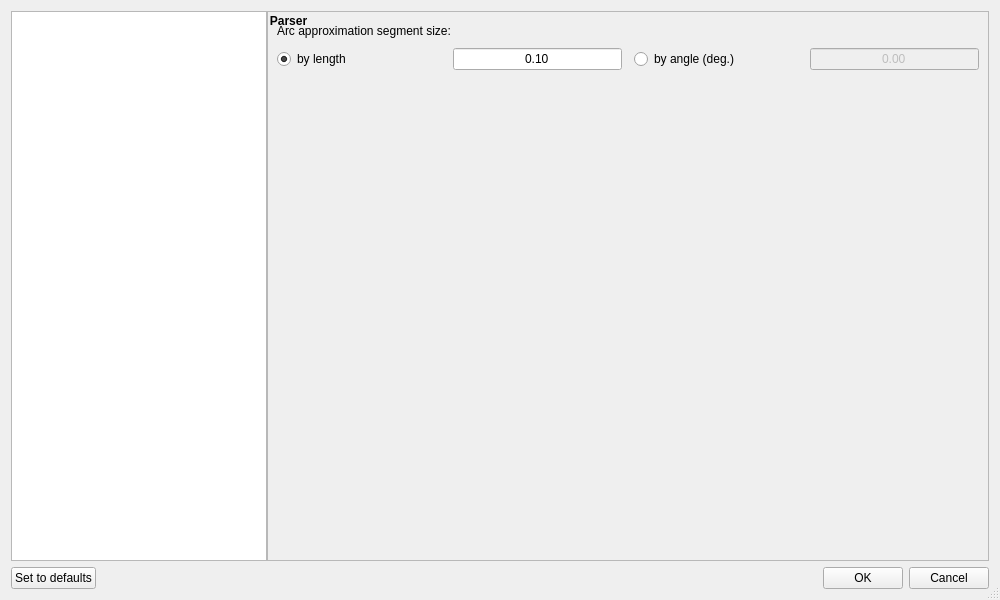
Old version of the form src/candle/frmsettings.ui in the repository Denvi/Candle.
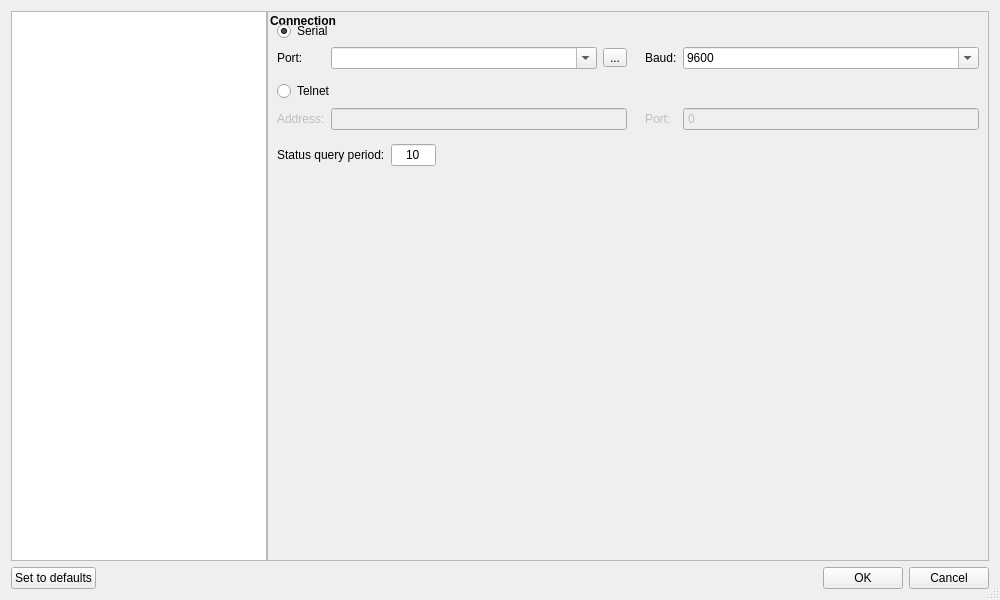
New version of the form. The open tabs and pages were chosen to show the change. Icons and pictures are not drawn. Custom widgets are drawn as their Qt base class.

Patch:
```diff
--- a/src/candle/frmsettings.ui
+++ b/src/candle/frmsettings.ui
@@ -364,12 +364,6 @@
                <property name="orientation">
                 <enum>Qt::Vertical</enum>
                </property>
-               <property name="sizeHint" stdset="0">
-                <size>
-                 <width>20</width>
-                 <height>20</height>
-                </size>
-               </property>
               </spacer>
              </item>
             </layout>
@@ -679,152 +673,6 @@
                <property name="orientation">
                 <enum>Qt::Vertical</enum>
                </property>
-               <property name="sizeHint" stdset="0">
-                <size>
-                 <width>0</width>
-                 <height>0</height>
-                </size>
-               </property>
-              </spacer>
-             </item>
-            </layout>
-           </widget>
-           <widget class="QWidget" name="pageParser">
-            <layout class="QVBoxLayout" name="verticalLayout_13">
-             <property name="leftMargin">
-              <number>0</number>
-             </property>
-             <property name="topMargin">
-              <number>0</number>
-             </property>
-             <property name="rightMargin">
-              <number>0</number>
-             </property>
-             <property name="bottomMargin">
-              <number>0</number>
-             </property>
-             <item>
-              <widget class="QGroupBox" name="grpParser">
-               <property name="title">
-                <string>Parser</string>
-               </property>
-               <layout class="QVBoxLayout" name="verticalLayout_8">
-                <item>
-                 <layout class="QHBoxLayout" name="horizontalLayout_11">
-                  <item>
-                   <widget class="QLabel" name="label_32">
-                    <property name="text">
-                     <string>Arc approximation segment size:</string>
-                    </property>
-                   </widget>
-                  </item>
-                  <item>
-                   <spacer name="horizontalSpacer_14">
-                    <property name="orientation">
-                     <enum>Qt::Horizontal</enum>
-                    </property>
-                    <property name="sizeHint" stdset="0">
-                     <size>
-                      <width>0</width>
-                      <height>20</height>
-                     </size>
-                    </property>
-                   </spacer>
-                  </item>
-                 </layout>
-                </item>
-                <item>
-                 <layout class="QGridLayout" name="gridLayout_7">
-                  <item row="0" column="0">
-                   <widget class="QRadioButton" name="radArcLengthMode">
-                    <property name="text">
-                     <string>by length</string>
-                    </property>
-                    <property name="checked">
-                     <bool>true</bool>
-                    </property>
-                   </widget>
-                  </item>
-                  <item row="0" column="2">
-                   <spacer name="horizontalSpacer_15">
-                    <property name="orientation">
-                     <enum>Qt::Horizontal</enum>
-                    </property>
-                    <property name="sizeType">
-                     <enum>QSizePolicy::Fixed</enum>
-                    </property>
-                    <property name="sizeHint" stdset="0">
-                     <size>
-                      <width>6</width>
-                      <height>20</height>
-                     </size>
-                    </property>
-                   </spacer>
-                  </item>
-                  <item row="0" column="1">
-                   <widget class="QDoubleSpinBox" name="txtArcLength">
-                    <property name="enabled">
-                     <bool>true</bool>
-                    </property>
-                    <property name="alignment">
-                     <set>Qt::AlignCenter</set>
-                    </property>
-                    <property name="buttonSymbols">
-                     <enum>QAbstractSpinBox::NoButtons</enum>
-                    </property>
-                    <property name="decimals">
-                     <number>2</number>
-                    </property>
-                    <property name="minimum">
-                     <double>0.100000000000000</double>
-                    </property>
-                    <property name="maximum">
-                     <double>99.000000000000000</double>
-                    </property>
-                   </widget>
-                  </item>
-                  <item row="0" column="3">
-                   <widget class="QRadioButton" name="radArcDegreeMode">
-                    <property name="text">
-                     <string>by angle (deg.)</string>
-                    </property>
-                   </widget>
-                  </item>
-                  <item row="0" column="4">
-                   <widget class="QDoubleSpinBox" name="txtArcDegree">
-                    <property name="enabled">
-                     <bool>false</bool>
-                    </property>
-                    <property name="alignment">
-                     <set>Qt::AlignCenter</set>
-                    </property>
-                    <property name="buttonSymbols">
-                     <enum>QAbstractSpinBox::NoButtons</enum>
-                    </property>
-                    <property name="decimals">
-                     <number>2</number>
-                    </property>
-                    <property name="maximum">
-                     <double>180.000000000000000</double>
-                    </property>
-                   </widget>
-                  </item>
-                 </layout>
-                </item>
-               </layout>
-              </widget>
-             </item>
-             <item>
-              <spacer name="verticalSpacer_4">
-               <property name="orientation">
-                <enum>Qt::Vertical</enum>
-               </property>
-               <property name="sizeHint" stdset="0">
-                <size>
-                 <width>20</width>
-                 <height>486</height>
-                </size>
-               </property>
               </spacer>
              </item>
             </layout>
@@ -929,7 +777,7 @@
             </layout>
            </widget>
            <widget class="QWidget" name="pageVisualizer">
-            <layout class="QVBoxLayout" name="verticalLayout_15">
+            <layout class="QVBoxLayout" name="verticalLayout_8">
              <property name="leftMargin">
               <number>0</number>
              </property>
@@ -994,6 +842,34 @@
                     </item>
                    </layout>
                   </item>
+                  <item row="4" column="0">
+                   <widget class="QLabel" name="label_32">
+                    <property name="text">
+                     <string>Arc approximation
+segment size:</string>
+                    </property>
+                   </widget>
+                  </item>
+                  <item row="1" column="3">
+                   <widget class="QCheckBox" name="chkVSync">
+                    <property name="text">
+                     <string>V-sync</string>
+                    </property>
+                   </widget>
+                  </item>
+                  <item row="4" column="3">
+                   <widget class="QRadioButton" name="radArcLengthMode">
+                    <property name="text">
+                     <string>By length</string>
+                    </property>
+                    <property name="checked">
+                     <bool>true</bool>
+                    </property>
+                    <property name="autoExclusive">
+                     <bool>false</bool>
+                    </property>
+                   </widget>
+                  </item>
                   <item row="1" column="0">
                    <layout class="QHBoxLayout" name="horizontalLayout_7">
                     <item>
@@ -1159,6 +1035,83 @@
                     </property>
                    </widget>
                   </item>
+                  <item row="6" column="4">
+                   <widget class="QRadioButton" name="radGrayscaleZ">
+                    <property name="enabled">
+                     <bool>false</bool>
+                    </property>
+                    <property name="text">
+                     <string>By 'Z'-code</string>
+                    </property>
+                    <property name="autoExclusive">
+                     <bool>false</bool>
+                    </property>
+                   </widget>
+                  </item>
+                  <item row="6" column="3">
+                   <widget class="QRadioButton" name="radGrayscaleS">
+                    <property name="enabled">
+                     <bool>false</bool>
+                    </property>
+                    <property name="text">
+                     <string>By 'S'-code</string>
+                    </property>
+                    <property name="autoExclusive">
+                     <bool>false</bool>
+                    </property>
+                   </widget>
+                  </item>
+                  <item row="5" column="3">
+                   <widget class="QDoubleSpinBox" name="txtArcLength">
+                    <property name="enabled">
+                     <bool>true</bool>
+                    </property>
+                    <property name="alignment">
+                     <set>Qt::AlignCenter</set>
+                    </property>
+                    <property name="buttonSymbols">
+                     <enum>QAbstractSpinBox::NoButtons</enum>
+                    </property>
+                    <property name="decimals">
+                     <number>2</number>
+                    </property>
+                    <property name="minimum">
+                     <double>0.100000000000000</double>
+                    </property>
+                    <property name="maximum">
+                     <double>99.000000000000000</double>
+                    </property>
+                   </widget>
+                  </item>
+                  <item row="4" column="4">
+                   <widget class="QRadioButton" name="radArcDegreeMode">
+                    <property name="text">
+                     <string>By angle (deg.)</string>
+                    </property>
+                    <property name="autoExclusive">
+                     <bool>false</bool>
+                    </property>
+                   </widget>
+                  </item>
+                  <item row="5" column="4">
+                   <widget class="QDoubleSpinBox" name="txtArcDegree">
+                    <property name="enabled">
+                     <bool>false</bool>
+                    </property>
+                    <property name="alignment">
+                     <set>Qt::AlignCenter</set>
+                    </property>
+                    <property name="buttonSymbols">
+                     <enum>QAbstractSpinBox::NoButtons</enum>
+                    </property>
+                    <property name="decimals">
+                     <number>2</number>
+                    </property>
+                    <property name="maximum">
+                     <double>180.000000000000000</double>
+                    </property>
+                   </widget>
+                  </item>
                  </layout>
                 </item>
                </layout>
@@ -1330,14 +1283,14 @@
               </widget>
              </item>
              <item>
-              <spacer name="verticalSpacer_7">
+              <spacer name="verticalSpacer_6">
                <property name="orientation">
                 <enum>Qt::Vertical</enum>
                </property>
                <property name="sizeHint" stdset="0">
                 <size>
-                 <width>20</width>
-                 <height>396</height>
+                 <width>0</width>
+                 <height>0</height>
                 </size>
                </property>
               </spacer>
```
Left out of the diff: 1067 changed lines with no effect on the pictures.
